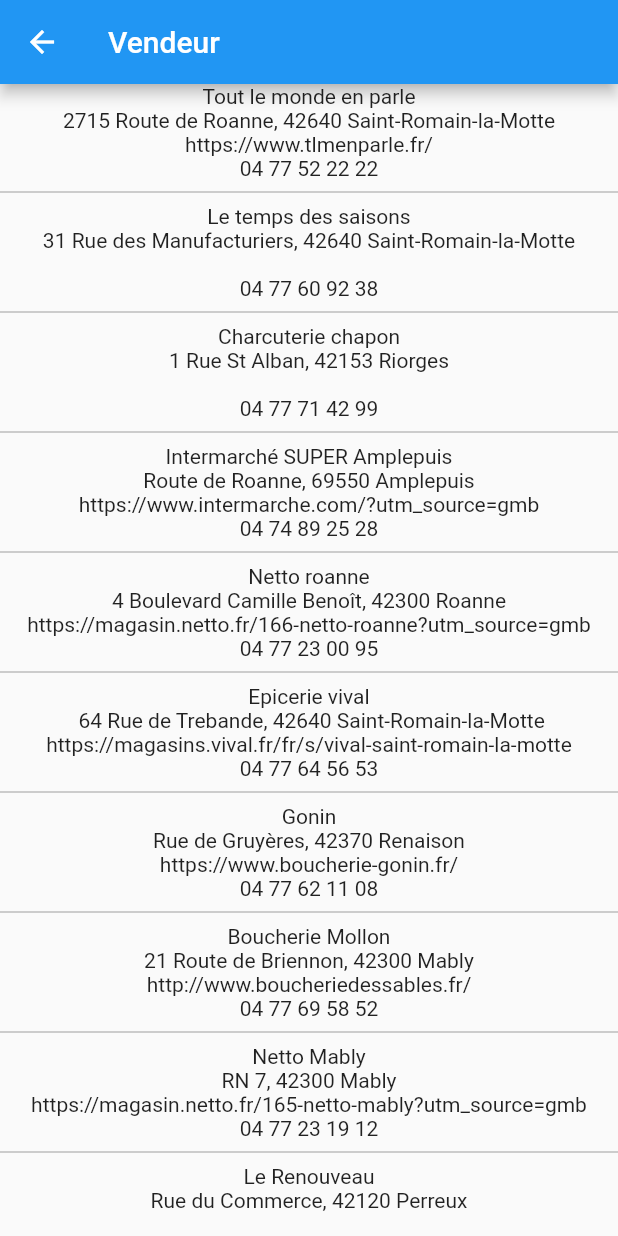
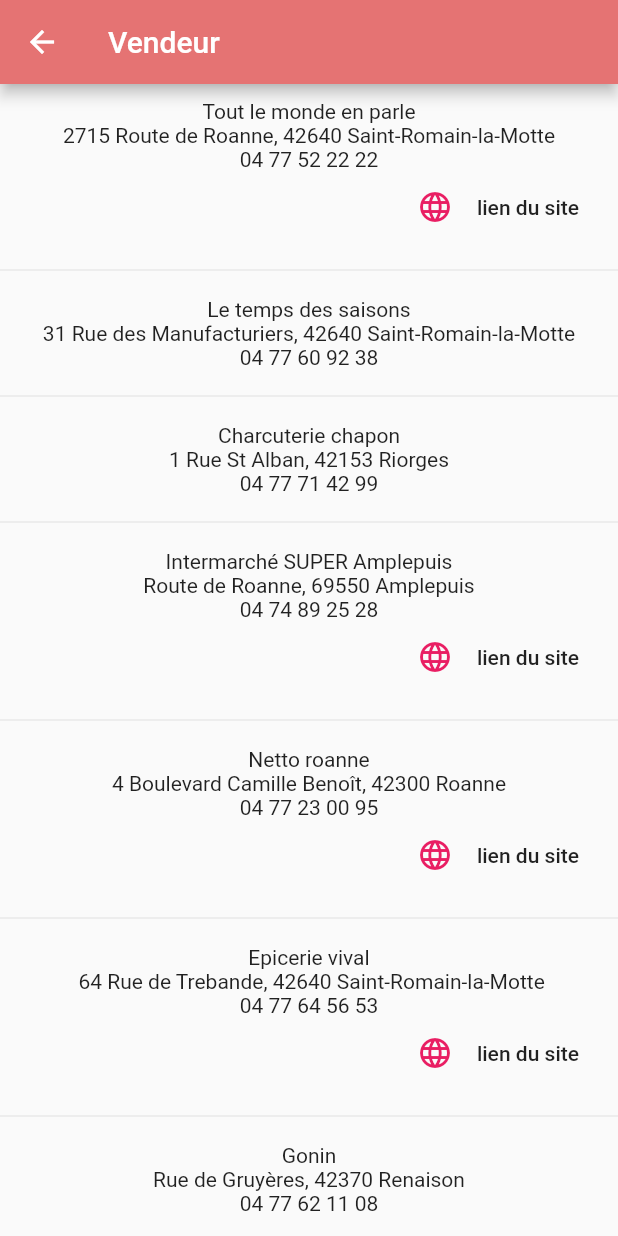
Before and after one commit to celestindeal/la-ferme-deal, a Flutter app: the screen it shows after launch, after a tap on "Vendeur", on a phone screen of 412 x 824 dp. Run offline on Flutter 3.47's test engine with Material 2 defaults, Android fonts, the phone set to English and light mode, and no system bars.

Commit message:
url lien vers les sites valide

```diff
--- a/lib/main.dart
+++ b/lib/main.dart
@@ -16,6 +16,10 @@
 class _MainState extends State<Main> {
   Widget build(BuildContext context) {
     return MaterialApp(
+      theme: ThemeData(
+        brightness: Brightness.light,
+        primaryColor: Colors.red[300],
+      ),
       debugShowCheckedModeBanner: false,
       initialRoute: '/',
       routes: {
--- a/lib/vendeur.dart
+++ b/lib/vendeur.dart
@@ -1,4 +1,5 @@
 import 'package:flutter/material.dart';
+import 'package:url_launcher/url_launcher.dart';
 
 class Vendeur extends StatelessWidget {
   @override
@@ -140,19 +141,46 @@
       body: ListView.builder(
           itemCount: client.length,
           itemBuilder: (BuildContext context, int i) {
-            return Center(
+            String url = client[i]["site"];
+            return Column(
+              children: [
+                Center(
+                  child: Container(
+                    margin: const EdgeInsets.all(10.0),
                     child: Column(
                       mainAxisAlignment: MainAxisAlignment.center,
                       children: [
                         Text(client[i]["nom"]),
                         Text(client[i]["lieu"]),
-                  Text(client[i]["site"]),
                         Text(client[i]["phone"]),
-                  Divider(
-                    color: Colors.grey,
+                        url.isNotEmpty
+                            ? Row(
+                                mainAxisAlignment: MainAxisAlignment.end,
+                                children: [
+                                  Icon(
+                                    Icons.language_rounded,
+                                    color: Colors.pink,
+                                    size: 24.0,
+                                    semanticLabel:
+                                        'Text to announce in accessibility modes',
                                   ),
+                                  FlatButton(
+                                      onPressed: () async {
+                                        print(client[i]["site"]);
+                                        if (await canLaunch(url)) {
+                                          await launch(url);
+                                        }
+                                      },
+                                      child: Text("lien du site")),
+                                ],
+                              )
+                            : Container()
                       ],
                     ),
+                  ),
+                ),
+                Divider(color: Colors.grey[300])
+              ],
             );
           }),
     );
--- a/pubspec.yaml
+++ b/pubspec.yaml
@@ -23,6 +23,7 @@
 dependencies:
   flutter:
     sdk: flutter
+  url_launcher: ^5.4.10
 
 
   # The following adds the Cupertino Icons font to your application.
```
Also changed, not shown: pubspec.lock. Lines whose indentation alone changed are shown as unchanged.
